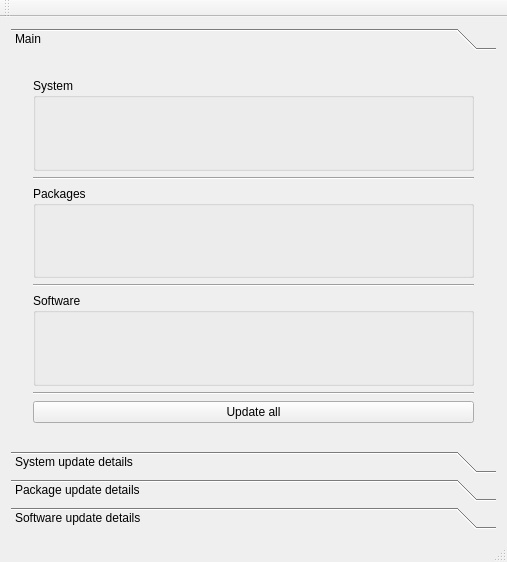
Old version of the form src-qt4/pc-updatecenter/mainwindow.ui in the repository trueos/pcbsd.
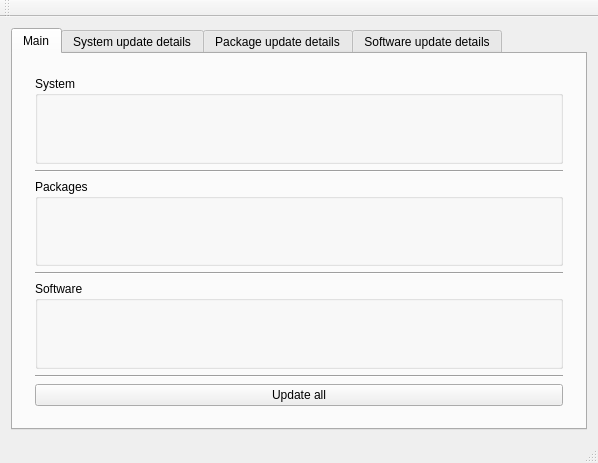
New version of the form. Icons and pictures are not drawn. Custom widgets are drawn as their Qt base class.

Commit message: Change from toolbox to tab widget. Tolboks looks worse

The edit to the form file:
```diff
--- a/src-qt4/pc-updatecenter/mainwindow.ui
+++ b/src-qt4/pc-updatecenter/mainwindow.ui
@@ -6,8 +6,8 @@
    <rect>
     <x>0</x>
     <y>0</y>
-    <width>507</width>
-    <height>562</height>
+    <width>598</width>
+    <height>463</height>
    </rect>
   </property>
   <property name="windowTitle">
@@ -16,20 +16,18 @@
   <widget class="QWidget" name="centralWidget">
    <layout class="QVBoxLayout" name="verticalLayout">
     <item>
-     <widget class="QToolBox" name="mainToolbox">
+     <widget class="QTabWidget" name="mainTab">
+      <property name="styleSheet">
+       <string notr="true"/>
+      </property>
       <property name="currentIndex">
        <number>0</number>
       </property>
-      <widget class="QWidget" name="page">
-       <property name="geometry">
-        <rect>
-         <x>0</x>
-         <y>0</y>
-         <width>495</width>
-         <height>382</height>
-        </rect>
-       </property>
-       <attribute name="label">
+      <property name="documentMode">
+       <bool>false</bool>
+      </property>
+      <widget class="QWidget" name="Main">
+       <attribute name="title">
         <string>Main</string>
        </attribute>
        <layout class="QVBoxLayout" name="verticalLayout_2">
@@ -230,54 +228,30 @@
         </item>
        </layout>
       </widget>
-      <widget class="QWidget" name="page_2">
-       <property name="geometry">
-        <rect>
-         <x>0</x>
-         <y>0</y>
-         <width>520</width>
-         <height>334</height>
-        </rect>
-       </property>
+      <widget class="QWidget" name="tab_2">
        <attribute name="icon">
         <iconset resource="res.qrc">
          <normaloff>:/images/sysupdates.png</normaloff>:/images/sysupdates.png</iconset>
        </attribute>
-       <attribute name="label">
+       <attribute name="title">
         <string>System update details</string>
        </attribute>
       </widget>
-      <widget class="QWidget" name="page_3">
-       <property name="geometry">
-        <rect>
-         <x>0</x>
-         <y>0</y>
-         <width>520</width>
-         <height>334</height>
-        </rect>
-       </property>
+      <widget class="QWidget" name="tab">
        <attribute name="icon">
         <iconset resource="res.qrc">
          <normaloff>:/images/pkgupdates.png</normaloff>:/images/pkgupdates.png</iconset>
        </attribute>
-       <attribute name="label">
+       <attribute name="title">
         <string>Package update details</string>
        </attribute>
       </widget>
-      <widget class="QWidget" name="page_4">
-       <property name="geometry">
-        <rect>
-         <x>0</x>
-         <y>0</y>
-         <width>520</width>
-         <height>334</height>
-        </rect>
-       </property>
+      <widget class="QWidget" name="tab_3">
        <attribute name="icon">
         <iconset resource="res.qrc">
          <normaloff>:/images/pbiupdates.png</normaloff>:/images/pbiupdates.png</iconset>
        </attribute>
-       <attribute name="label">
+       <attribute name="title">
         <string>Software update details</string>
        </attribute>
       </widget>
```
Left out of the diff: 6 changed lines with no effect on the pictures. The commit also changes 6 other files.
